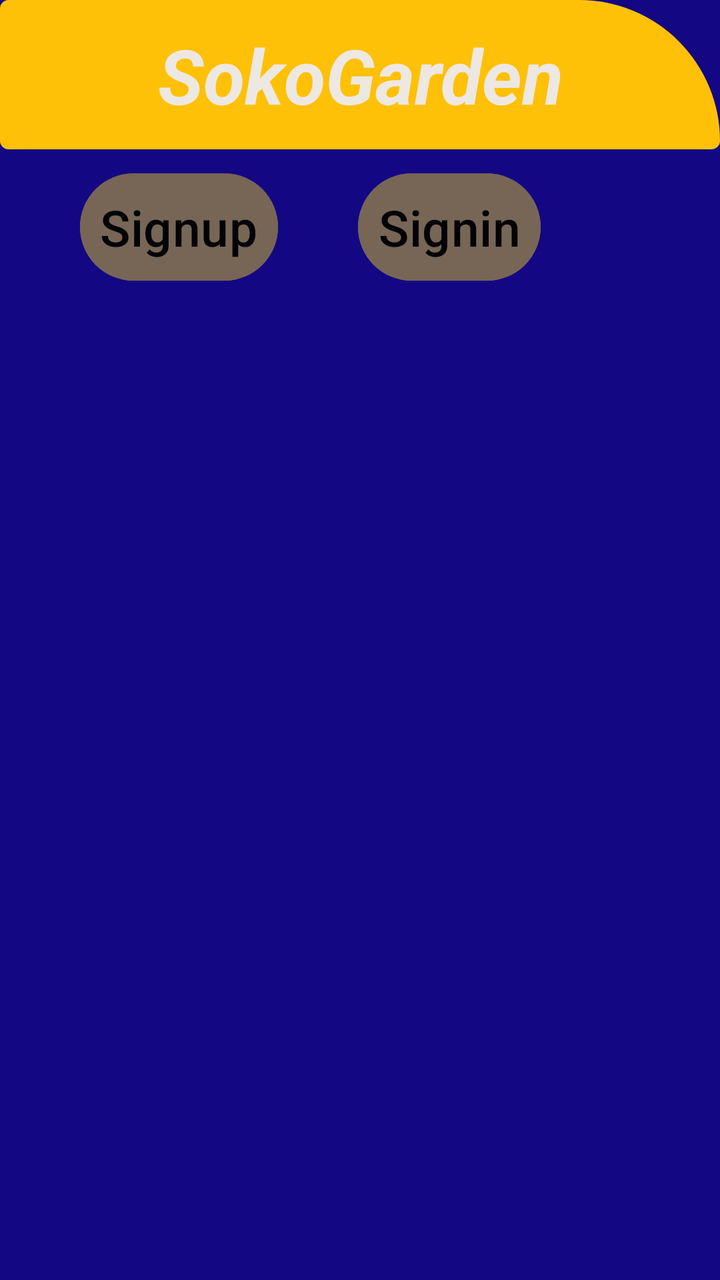
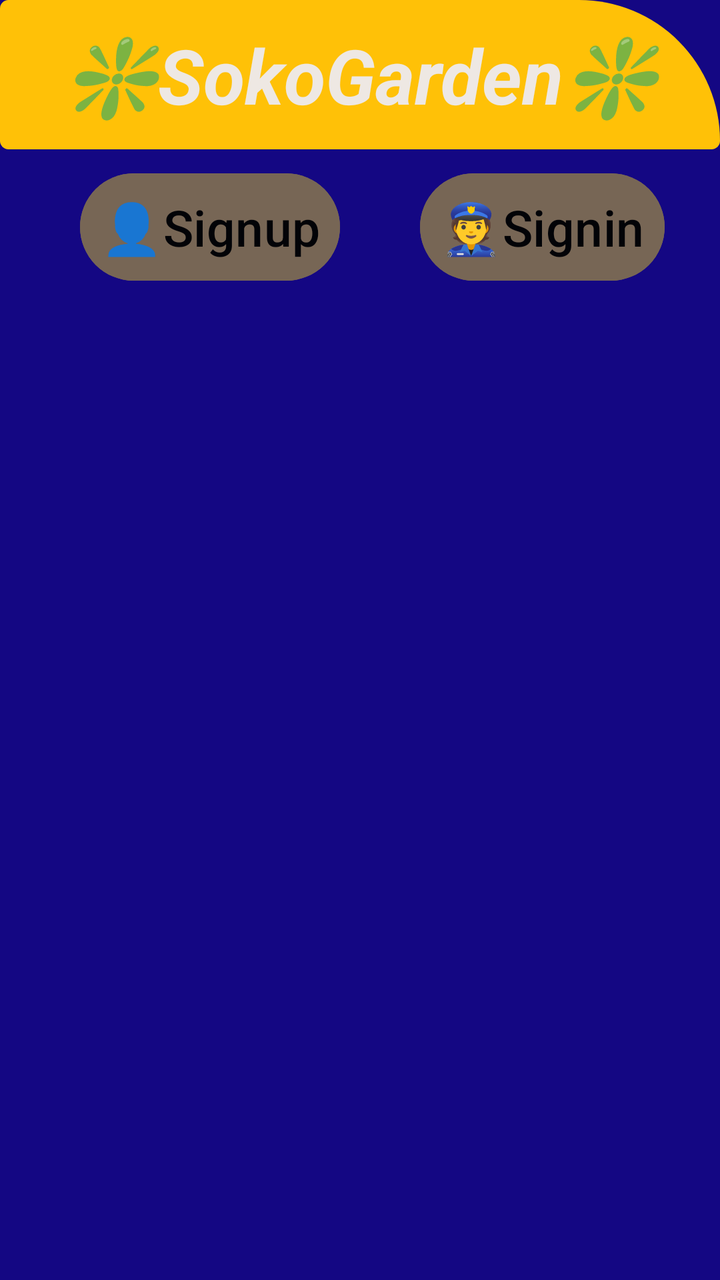

An Android layout rendered at two revisions. The XML below is the earlier revision; the diff shows what the commit changed to produce the second picture.
<!-- AndroidManifest.xml: application theme Theme.Sokogarden -->
<!-- res/layout/activity_main.xml -->
<?xml version="1.0" encoding="utf-8"?>
<LinearLayout xmlns:android="http://schemas.android.com/apk/res/android"
    xmlns:app="http://schemas.android.com/apk/res-auto"
    xmlns:tools="http://schemas.android.com/tools"
    android:id="@+id/main"
    android:layout_width="match_parent"
    android:orientation="vertical"
    android:background="#140783"
    android:layout_height="match_parent"
    tools:context=".MainActivity">

   <TextView
       android:layout_width="match_parent"
       android:layout_height="wrap_content"
       android:text="SokoGarden"
       android:textSize="38sp"
       android:textAlignment="center"
       android:textStyle="bold|italic"
       android:background="@drawable/shape"
       android:padding="12dp"
       android:textColor="#eee8e3"/>



    <LinearLayout
        android:layout_width="match_parent"
        android:layout_height="wrap_content"
        android:orientation="horizontal">

        <Button
            android:layout_width="wrap_content"
            android:layout_height="wrap_content"
            android:text="Signup"
            android:textSize="25sp"
            android:padding="10dp"
            android:layout_marginLeft="40dp"
            android:layout_marginTop="8dp"
            android:textColor="#020307"
            android:backgroundTint="#765"
            android:id="@+id/signupBtn"/>

        <Button
            android:layout_width="wrap_content"
            android:layout_height="wrap_content"
            android:text="Signin"
            android:textSize="25sp"
            android:padding="10dp"
            android:layout_marginLeft="40dp"
            android:layout_marginTop="8dp"
            android:textColor="#020307"
            android:backgroundTint="#765"
            android:id="@+id/signinBtn"/>

    </LinearLayout>

</LinearLayout>
<!-- resources referenced by this layout -->
<resources>
  <!-- drawable shape (drawable) -->
  <?xml version="1.0" encoding="utf-8"?>
  <shape xmlns:android="http://schemas.android.com/apk/res/android">
      <solid
          android:color="#FFC107"/>
      <corners
  
          android:radius="30dp"
          android:topRightRadius="500dp"
  
          />
  </shape>
  <style name="Theme.Sokogarden" parent="Base.Theme.Sokogarden" />
  <style name="Base.Theme.Sokogarden" parent="Theme.Material3.DayNight.NoActionBar">
          
          
      </style>
</resources>

<!-- the commit's change to res/layout/activity_main.xml (unified diff, before → after) -->
@@ -12,7 +12,7 @@
    <TextView
        android:layout_width="match_parent"
        android:layout_height="wrap_content"
-       android:text="SokoGarden"
+       android:text="❇️SokoGarden❇️"
        android:textSize="38sp"
        android:textAlignment="center"
        android:textStyle="bold|italic"
@@ -30,7 +30,7 @@
         <Button
             android:layout_width="wrap_content"
             android:layout_height="wrap_content"
-            android:text="Signup"
+            android:text="👤Signup"
             android:textSize="25sp"
             android:padding="10dp"
             android:layout_marginLeft="40dp"
@@ -42,7 +42,7 @@
         <Button
             android:layout_width="wrap_content"
             android:layout_height="wrap_content"
-            android:text="Signin"
+            android:text="👮Signin"
             android:textSize="25sp"
             android:padding="10dp"
             android:layout_marginLeft="40dp"
